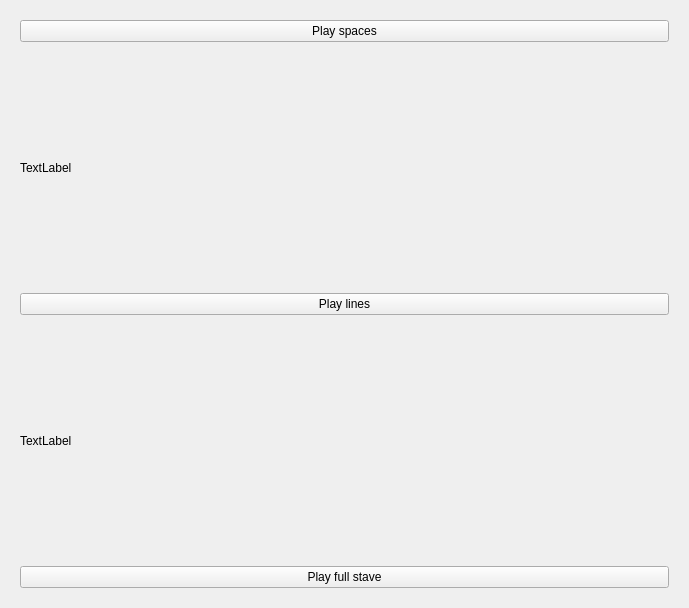
Before: the Qt Designer form title.ui in andrewreeman/staffGames, drawn with Qt 5.
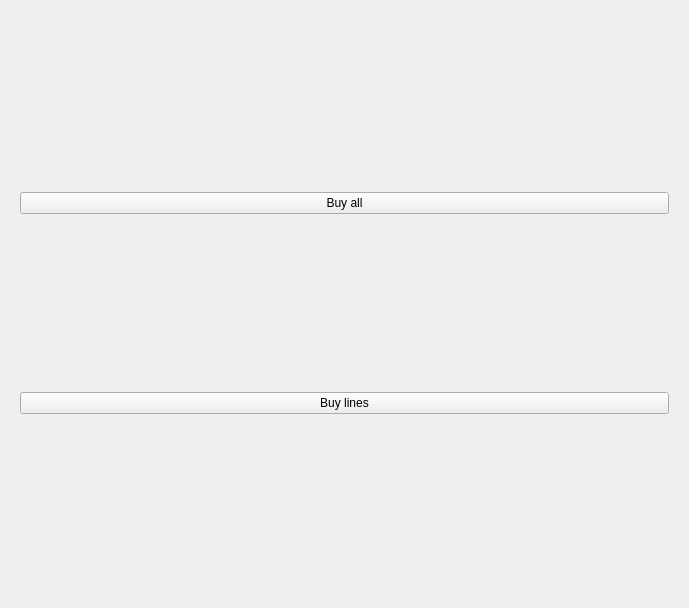
After: the same form once the commit is applied.

Commit message: Started creating shop

Patch:
```diff
--- a/title.ui
+++ b/title.ui
@@ -23,7 +23,7 @@
    <item>
     <widget class="QStackedWidget" name="stackedWidget">
      <property name="currentIndex">
-      <number>2</number>
+      <number>3</number>
      </property>
      <widget class="QWidget" name="page">
       <layout class="QHBoxLayout" name="horizontalLayout">
@@ -100,6 +100,31 @@
         <widget class="QPushButton" name="playFullStave">
          <property name="text">
           <string>Play full stave</string>
+         </property>
+        </widget>
+       </item>
+       <item>
+        <widget class="QPushButton" name="pushButton">
+         <property name="text">
+          <string>Shop</string>
+         </property>
+        </widget>
+       </item>
+      </layout>
+     </widget>
+     <widget class="QWidget" name="shop">
+      <layout class="QVBoxLayout" name="verticalLayout_2">
+       <item>
+        <widget class="QPushButton" name="pushButton_4">
+         <property name="text">
+          <string>Buy all</string>
+         </property>
+        </widget>
+       </item>
+       <item>
+        <widget class="QPushButton" name="pushButton_2">
+         <property name="text">
+          <string>Buy lines</string>
          </property>
         </widget>
        </item>
```
Left out of the diff: 6 changed lines with no effect on the pictures. The commit also changes 4 other files.
